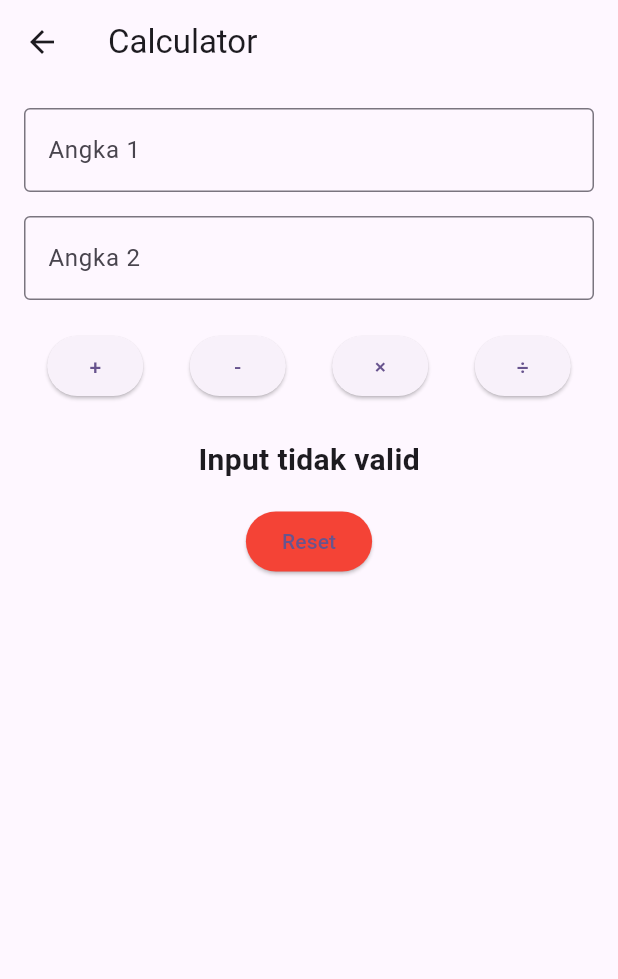
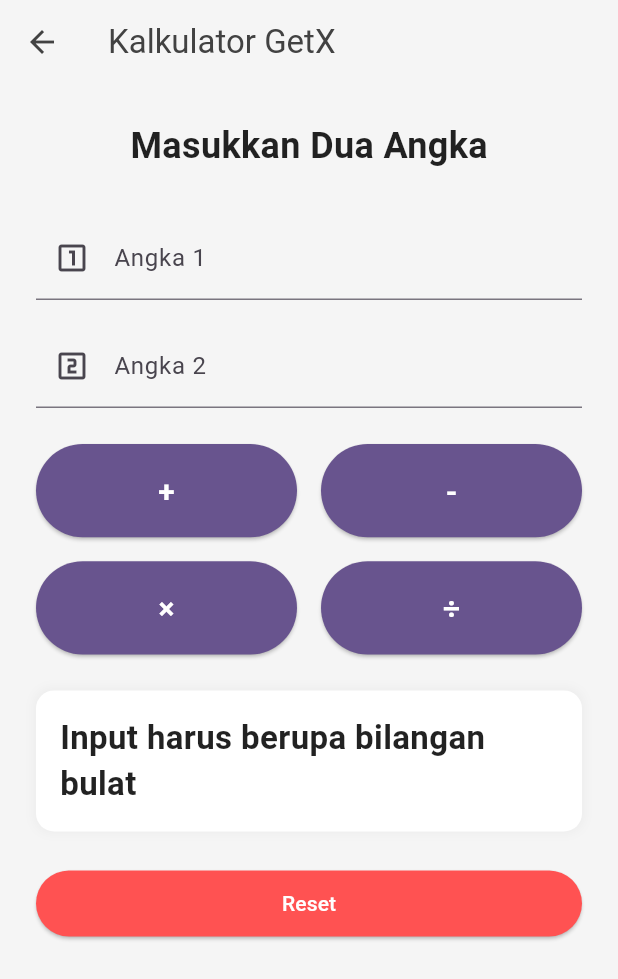
Before and after one commit to RakhaNoor01/tugas1_flutter_11pplg1_32, a Flutter app: the CalculatorPage screen opened directly, after a tap on an icon or button, on a phone screen of 412 x 824 dp. Shown: the top 979 px of the screen. Run offline on Flutter 3.47's test engine with Material 3 defaults, Android fonts, the phone set to English and light mode, and no system bars; our stand-ins replace get.

Commit message:
Better Calculator (UI and clean codes)

```diff
--- a/lib/calculator_page.dart
+++ /dev/null
@@ -1,116 +0,0 @@
-import 'package:flutter/material.dart';
-// pastikan path ini sesuai
-
-class CalculatorPage extends StatefulWidget {
-  const CalculatorPage({super.key});
-
-  @override
-  State<CalculatorPage> createState() => _CalculatorPageState();
-}
-
-class _CalculatorPageState extends State<CalculatorPage> {
-  final TextEditingController _angka1Controller = TextEditingController();
-  final TextEditingController _angka2Controller = TextEditingController();
-
-  String hasil = '';
-
-  void _hitung(String operasi) {
-    double? a = double.tryParse(_angka1Controller.text);
-    double? b = double.tryParse(_angka2Controller.text);
-
-    if (a == null || b == null) {
-      setState(() {
-        hasil = 'Input tidak valid';
-      });
-      return;
-    }
-
-    double res;
-    switch (operasi) {
-      case '+':
-        res = a + b;
-        break;
-      case '-':
-        res = a - b;
-        break;
-      case '*':
-        res = a * b;
-        break;
-      case '/':
-        if (b == 0) {
-          hasil = 'Tidak bisa dibagi 0';
-          setState(() {});
-          return;
-        }
-        res = a / b;
-        break;
-      default:
-        res = 0;
-    }
-
-    setState(() {
-      hasil = 'Hasil: $res';
-    });
-  }
-
-  void _reset() {
-    setState(() {
-      _angka1Controller.clear();
-      _angka2Controller.clear();
-      hasil = '';
-    });
-  }
-
-  @override
-  Widget build(BuildContext context) {
-    return Scaffold(
-      appBar: AppBar(title: const Text('Calculator')),
-      body: Padding(
-        padding: const EdgeInsets.all(16.0),
-        child: Column(
-          children: [
-            TextField(
-              controller: _angka1Controller,
-              keyboardType: TextInputType.number,
-              decoration: const InputDecoration(
-                labelText: 'Angka 1',
-                border: OutlineInputBorder(),
-              ),
-            ),
-            const SizedBox(height: 16),
-            TextField(
-              controller: _angka2Controller,
-              keyboardType: TextInputType.number,
-              decoration: const InputDecoration(
-                labelText: 'Angka 2',
-                border: OutlineInputBorder(),
-              ),
-            ),
-            const SizedBox(height: 20),
-            Row(
-              mainAxisAlignment: MainAxisAlignment.spaceAround,
-              children: [
-                ElevatedButton(onPressed: () => _hitung('+'), child: const Text('+')),
-                ElevatedButton(onPressed: () => _hitung('-'), child: const Text('-')),
-                ElevatedButton(onPressed: () => _hitung('*'), child: const Text('×')),
-                ElevatedButton(onPressed: () => _hitung('/'), child: const Text('÷')),
-              ],
-            ),
-            const SizedBox(height: 24),
-            Text(
-              hasil,
-              style: const TextStyle(fontSize: 20, fontWeight: FontWeight.bold),
-            ),
-            const SizedBox(height: 16),
-            ElevatedButton(
-              onPressed: _reset,
-              style: ElevatedButton.styleFrom(backgroundColor: Colors.red),
-              child: const Text('Reset'),
-            ),
-
-          ],
-        ),
-      ),
-    );
-  }
-}
--- /dev/null
+++ b/lib/controller/calculator_controller.dart
@@ -0,0 +1,61 @@
+import 'package:flutter/material.dart';
+import 'package:get/get.dart';
+
+class CalculatorController extends GetxController {
+  final TextEditingController angka1Controller = TextEditingController();
+  final TextEditingController angka2Controller = TextEditingController();
+
+  var hasil = ''.obs;
+
+  void hitung(String operasi) {
+    int? a = int.tryParse(angka1Controller.text);
+    int? b = int.tryParse(angka2Controller.text);
+
+    if (a == null || b == null) {
+      hasil.value = 'Input harus berupa bilangan bulat';
+      return;
+    }
+
+    num res;
+    switch (operasi) {
+      case '+':
+        res = a + b;
+        break;
+      case '-':
+        res = a - b;
+        break;
+      case '*':
+        res = a * b;
+        break;
+      case '/':
+        if (b == 0) {
+          hasil.value = 'Tidak bisa dibagi 0';
+          return;
+        }
+        res = a / b;
+        break;
+      default:
+        res = 0;
+    }
+
+    if (res is double && res != res.truncate()) {
+      hasil.value = 'Hasil: ${res.toStringAsFixed(2)}';
+    } else {
+      hasil.value = 'Hasil: ${res.toInt()}';
+    }
+  }
+
+  void reset() {
+    angka1Controller.clear();
+    angka2Controller.clear();
+    hasil.value = '';
+  }
+
+  // cleaning controller when the page is closed, so it wont explode boom puff lmfao.
+  @override
+  void onClose() {
+    angka1Controller.dispose();
+    angka2Controller.dispose();
+    super.onClose();
+  }
+}
--- a/lib/home_page.dart
+++ b/lib/home_page.dart
@@ -1,5 +1,5 @@
 import 'package:flutter/material.dart';
-import 'calculator_page.dart';
+import 'pages/calculator_page.dart';
 
 class HomePage extends StatelessWidget {
   const HomePage({super.key});
--- a/lib/main.dart
+++ b/lib/main.dart
@@ -1,4 +1,5 @@
 import 'package:flutter/material.dart';
+import 'package:get/get_navigation/get_navigation.dart';
 import 'package:latihan1_10pplg1/login_page.dart';
 
 void main() {
@@ -11,10 +12,11 @@ class MyApp extends StatelessWidget {
   // This widget is the root of your application.
   @override
   Widget build(BuildContext context) {
-    return MaterialApp(
+    return GetMaterialApp(
       title: 'Flutter Demo',
       theme: ThemeData(
         colorScheme: ColorScheme.fromSeed(seedColor: Colors.deepPurple),
+        useMaterial3: true,
       ),
       home: LoginPage(),
     );
--- /dev/null
+++ b/lib/pages/calculator_page.dart
@@ -0,0 +1,131 @@
+import 'package:flutter/material.dart';
+import 'package:get/get.dart';
+import '../controller/calculator_controller.dart';
+
+class CalculatorPage extends StatelessWidget {
+  const CalculatorPage({super.key});
+
+  @override
+  Widget build(BuildContext context) {
+    final CalculatorController controller = Get.put(CalculatorController());
+
+    Widget buildOperatorButton(String operator) {
+      return ElevatedButton(
+        style: ElevatedButton.styleFrom(
+          backgroundColor: Theme.of(context).colorScheme.primary,
+          foregroundColor: Theme.of(context).colorScheme.onPrimary,
+          padding: const EdgeInsets.symmetric(vertical: 12),
+          textStyle: const TextStyle(fontSize: 20, fontWeight: FontWeight.bold),
+        ),
+        onPressed: () => controller.hitung(operator), // Memanggil fungsi dari controller
+        child: Text(operator == '*' ? '×' : operator == '/' ? '÷' : operator),
+      );
+    }
+
+    return Scaffold(
+      backgroundColor: Colors.grey[100],
+      appBar: AppBar(
+        title: const Text('Kalkulator GetX'),
+        backgroundColor: Colors.transparent,
+        elevation: 0,
+        foregroundColor: Colors.grey[800],
+      ),
+      body: SingleChildScrollView(
+        padding: const EdgeInsets.all(24.0),
+        child: Column(
+          crossAxisAlignment: CrossAxisAlignment.stretch,
+          children: [
+            const Center(
+              child: Text(
+                "Masukkan Dua Angka",
+                style: TextStyle(
+                  fontSize: 24,
+                  fontWeight: FontWeight.bold,
+                  color: Colors.black87,
+                ),
+              ),
+            ),
+            const SizedBox(height: 30),
+            TextField(
+              controller: controller.angka1Controller, // Menggunakan controller dari GetX
+              keyboardType: const TextInputType.numberWithOptions(decimal: true),
+              decoration: const InputDecoration(
+                labelText: 'Angka 1',
+                prefixIcon: Icon(Icons.looks_one_outlined),
+              ),
+            ),
+            const SizedBox(height: 16),
+            TextField(
+              controller: controller.angka2Controller, // Menggunakan controller dari GetX
+              keyboardType: const TextInputType.numberWithOptions(decimal: true),
+              decoration: const InputDecoration(
+                labelText: 'Angka 2',
+                prefixIcon: Icon(Icons.looks_two_outlined),
+              ),
+            ),
+            const SizedBox(height: 24),
+            GridView.count(
+              crossAxisCount: 2,
+              shrinkWrap: true,
+              physics: const NeverScrollableScrollPhysics(),
+              crossAxisSpacing: 16,
+              mainAxisSpacing: 16,
+              childAspectRatio: 2.8 / 1,
+              children: [
+                buildOperatorButton('+'),
+                buildOperatorButton('-'),
+                buildOperatorButton('*'),
+                buildOperatorButton('/'),
+              ],
+            ),
+            const SizedBox(height: 24),
+
+            Obx(() {
+              if (controller.hasil.value.isEmpty) {
+                return const SizedBox.shrink();
+              }
+              return Container(
+                padding: const EdgeInsets.all(16),
+                decoration: BoxDecoration(
+                  color: Colors.white,
+                  borderRadius: BorderRadius.circular(12),
+                  boxShadow: [
+                    BoxShadow(
+                      color: Colors.grey.withAlpha(26),
+                      spreadRadius: 1,
+                      blurRadius: 5,
+                    )
+                  ],
+                ),
+                child: Center(
+                  child: Text(
+                    controller.hasil.value,
+                    style: TextStyle(
+                      fontSize: 22,
+                      fontWeight: FontWeight.bold,
+                      color: controller.hasil.value.contains('valid') ||
+                             controller.hasil.value.contains('Tidak bisa')
+                          ? Colors.redAccent
+                          : Colors.black87,
+                    ),
+                  ),
+                ),
+              );
+            }),
+            const SizedBox(height: 24),
+
+            ElevatedButton(
+              onPressed: controller.reset,
+              style: ElevatedButton.styleFrom(
+                backgroundColor: Colors.redAccent,
+                foregroundColor: Colors.white,
+                padding: const EdgeInsets.symmetric(vertical: 12),
+              ),
+              child: const Text('Reset'),
+            ),
+          ],
+        ),
+      ),
+    );
+  }
+}
--- a/pubspec.yaml
+++ b/pubspec.yaml
@@ -34,6 +34,7 @@ dependencies:
   # The following adds the Cupertino Icons font to your application.
   # Use with the CupertinoIcons class for iOS style icons.
   cupertino_icons: ^1.0.8
+  get: ^4.7.2
 
 dev_dependencies:
   flutter_test:
```
Also changed, not shown: lib/login_page.dart (+14 -25 lines), lib/register_page.dart (+18 -35 lines), pubspec.lock.
